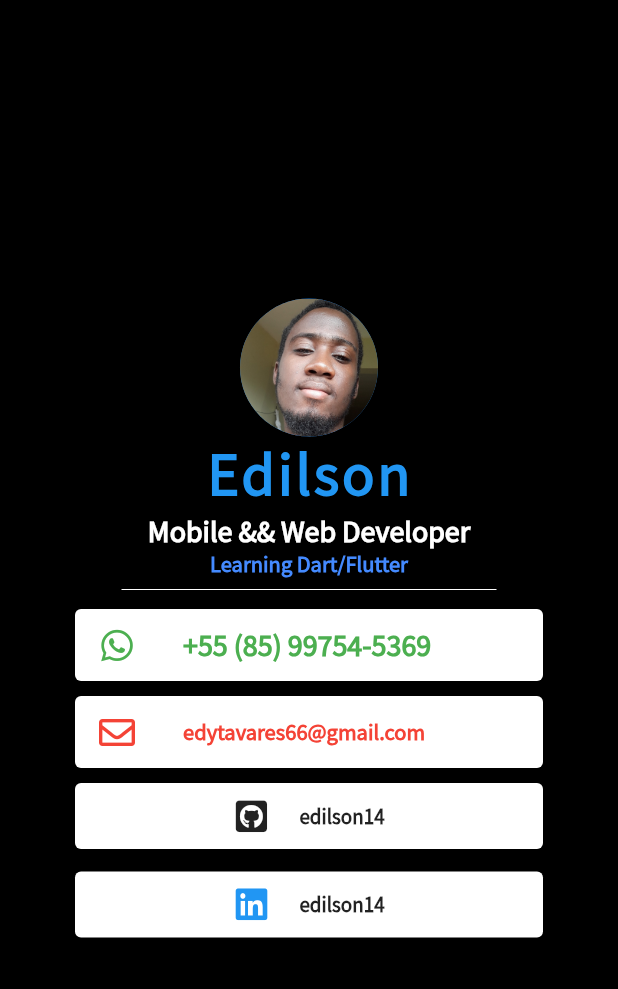
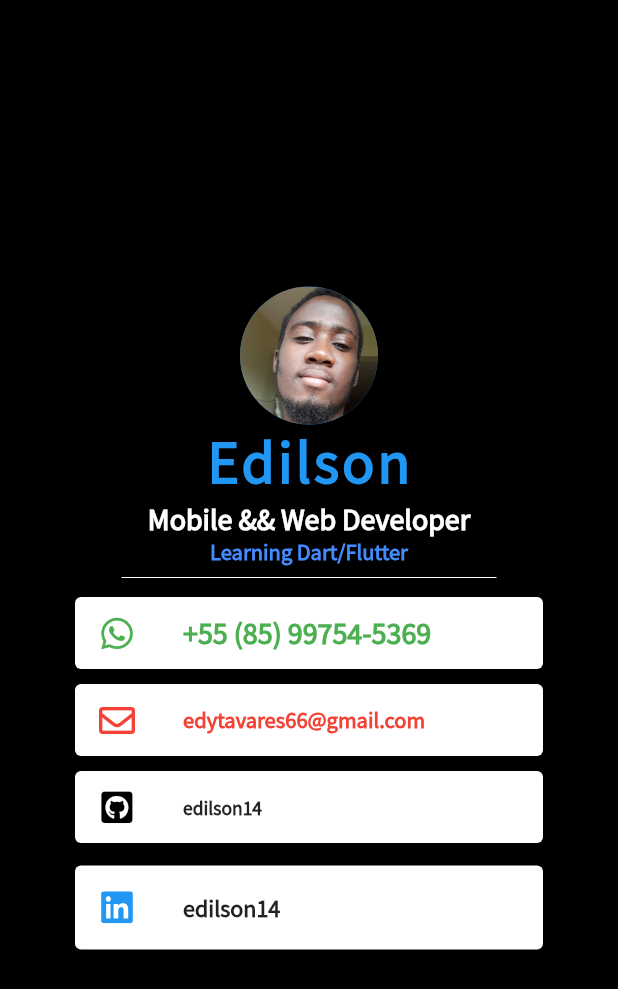
Before and after one commit to edilson14/mi_card_flutter, a Flutter app: the screen it shows after launch, on a phone screen of 412 x 824 dp. Shown: the top 989 px of the screen. Run offline on Flutter 3.47's test engine with Material 2 defaults, Android fonts, the phone set to English and light mode, and no system bars; our stand-ins replace font_awesome_flutter.

Commit message:
fix bugs

```diff
--- a/lib/main.dart
+++ b/lib/main.dart
@@ -94,52 +94,36 @@ class MiCard extends StatelessWidget {
               ),
               Card(
                 margin: EdgeInsets.symmetric(horizontal: 50, vertical: 5),
-                child: Padding(
-                  padding: EdgeInsets.all(10),
-                  child: Row(
-                    mainAxisAlignment: MainAxisAlignment.center,
-                    children: <Widget>[
-                      Icon(
+                child: ListTile(
+                  leading: Icon(
                     FontAwesomeIcons.githubSquare,
+                    color: Colors.black,
                   ),
-                      SizedBox(
-                        width: 20.0,
-                      ),
-                      Text(
+                  title: Text(
                     'edilson14',
                     style: TextStyle(
                       fontFamily: 'Source Sans Pro',
                       fontWeight: FontWeight.bold,
                     ),
-                      )
-                    ],
                   ),
+                  dense: true,
                 ),
               ),
               Card(
                 margin: EdgeInsets.fromLTRB(50, 10, 50, 0),
-                child: Padding(
-                  padding: EdgeInsets.all(10),
-                  child: Row(
-                    mainAxisAlignment: MainAxisAlignment.center,
-                    children: <Widget>[
-                      Icon(
+                child: ListTile(
+                    // padding: EdgeInsets.all(10),
+                    leading: Icon(
                       FontAwesomeIcons.linkedin,
                       color: Colors.blue,
                     ),
-                      SizedBox(
-                        width: 20.0,
-                      ),
-                      Text(
+                    title: Text(
                       'edilson14',
                       style: TextStyle(
                         fontWeight: FontWeight.bold,
                         fontFamily: 'Source Sans Pro',
                       ),
-                      )
-                    ],
-                  ),
-                ),
+                    )),
               ),
             ],
           ),
```
Lines whose indentation alone changed are shown as unchanged.
